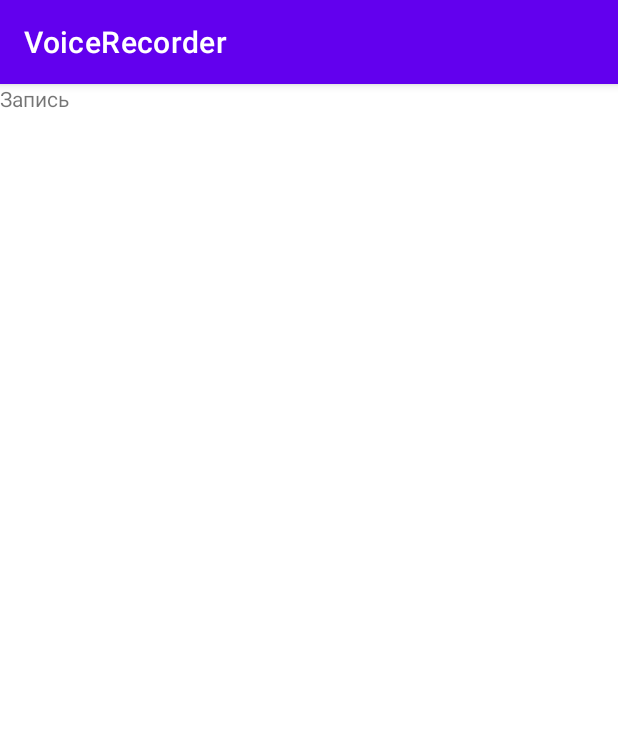
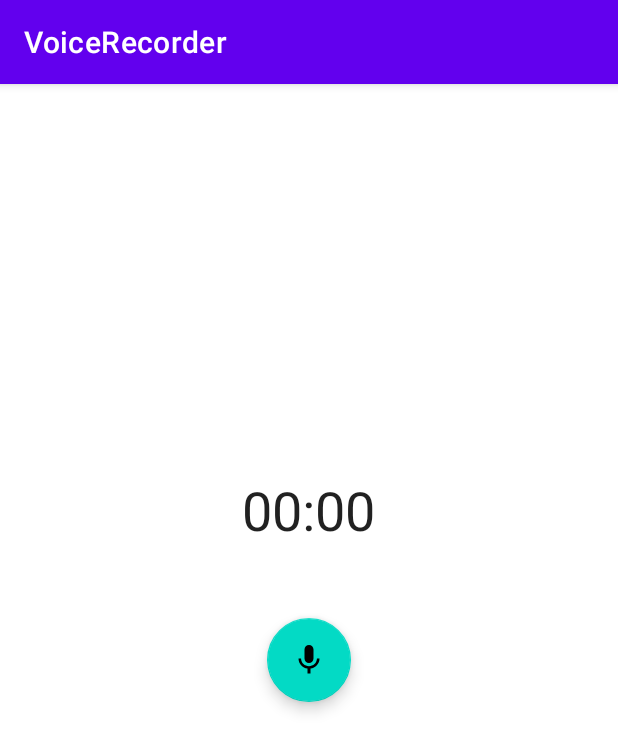
Before and after one commit to vladzavdv16/VoiceRecorder, an Android app: the fragment RecordFragment shown on its own in the app's theme, on a phone screen of 412 x 824 dp. Shown: the top 752 px of the screen. Run offline under Robolectric (Android 15) with nearby library versions, the phone set to English and light mode, and no system bars.

Commit message:
add ui elements to fragment_record.xml

```diff
--- a/app/src/main/AndroidManifest.xml
+++ b/app/src/main/AndroidManifest.xml
@@ -3,7 +3,7 @@
     package="com.light.voicerecorder">
 
     <application
-        android:allowBackup="true"
+        android:allowBackup="false"
         android:icon="@mipmap/ic_launcher"
         android:label="@string/app_name"
         android:roundIcon="@mipmap/ic_launcher_round"
@@ -14,7 +14,6 @@
             android:exported="true">
             <intent-filter>
                 <action android:name="android.intent.action.MAIN" />
-
                 <category android:name="android.intent.category.LAUNCHER" />
             </intent-filter>
         </activity>
--- a/app/src/main/java/com/light/voicerecorder/MainActivity.kt
+++ b/app/src/main/java/com/light/voicerecorder/MainActivity.kt
@@ -25,7 +25,7 @@ class MainActivity : AppCompatActivity() {
     private fun isRunningService(): Boolean {
         val manager = getSystemService(Context.ACTIVITY_SERVICE) as ActivityManager
         for (service in manager.getRunningServices(Int.MAX_VALUE)) {
-            if ("com.light.voicerecorder.service.RecordService" == service.service.className) {
+            if ("com.light.voicerecorder.data.service.RecordService" == service.service.className) {
                 return true
             }
         }
--- a/app/src/main/java/com/light/voicerecorder/database/RecordDatabase.kt
+++ b/app/src/main/java/com/light/voicerecorder/data/database/RecordDatabase.kt
@@ -1,4 +1,4 @@
-package com.light.voicerecorder.database
+package com.light.voicerecorder.data.database
 
 import android.content.Context
 import androidx.room.Database
--- a/app/src/main/java/com/light/voicerecorder/database/RecordDatabaseDao.kt
+++ b/app/src/main/java/com/light/voicerecorder/data/database/RecordDatabaseDao.kt
@@ -1,4 +1,4 @@
-package com.light.voicerecorder.database
+package com.light.voicerecorder.data.database
 
 import androidx.lifecycle.LiveData
 import androidx.room.Dao
--- a/app/src/main/java/com/light/voicerecorder/database/RecordingItem.kt
+++ b/app/src/main/java/com/light/voicerecorder/data/database/RecordingItem.kt
@@ -1,4 +1,4 @@
-package com.light.voicerecorder.database
+package com.light.voicerecorder.data.database
 
 import androidx.room.ColumnInfo
 import androidx.room.Entity
--- a/app/src/main/res/drawable/ic_mic_36dp.xml
+++ b/app/src/main/res/drawable/ic_mic_36dp.xml
@@ -1,5 +1,10 @@
-<vector android:height="36dp" android:tint="?attr/colorControlNormal"
-    android:viewportHeight="24" android:viewportWidth="24"
-    android:width="36dp" xmlns:android="http://schemas.android.com/apk/res/android">
-    <path android:fillColor="@android:color/white" android:pathData="M12,14c1.66,0 2.99,-1.34 2.99,-3L15,5c0,-1.66 -1.34,-3 -3,-3S9,3.34 9,5v6c0,1.66 1.34,3 3,3zM17.3,11c0,3 -2.54,5.1 -5.3,5.1S6.7,14 6.7,11L5,11c0,3.41 2.72,6.23 6,6.72L11,21h2v-3.28c3.28,-0.48 6,-3.3 6,-6.72h-1.7z"/>
+<vector xmlns:android="http://schemas.android.com/apk/res/android"
+    android:width="36dp"
+    android:height="36dp"
+    android:tint="@android:color/white"
+    android:viewportWidth="24"
+    android:viewportHeight="24">
+    <path
+        android:fillColor="@android:color/white"
+        android:pathData="M12,14c1.66,0 2.99,-1.34 2.99,-3L15,5c0,-1.66 -1.34,-3 -3,-3S9,3.34 9,5v6c0,1.66 1.34,3 3,3zM17.3,11c0,3 -2.54,5.1 -5.3,5.1S6.7,14 6.7,11L5,11c0,3.41 2.72,6.23 6,6.72L11,21h2v-3.28c3.28,-0.48 6,-3.3 6,-6.72h-1.7z" />
 </vector>
--- a/app/src/main/res/layout/fragment_record.xml
+++ b/app/src/main/res/layout/fragment_record.xml
@@ -5,10 +5,22 @@
     android:layout_height="match_parent"
     tools:context=".ui.record.RecordFragment">
 
-    <!-- TODO: Update blank fragment layout -->
     <TextView
-        android:layout_width="match_parent"
-        android:layout_height="match_parent"
-        android:text="@string/record" />
+        android:id="@+id/time"
+        android:layout_width="wrap_content"
+        android:layout_height="wrap_content"
+        android:layout_gravity="center"
+        android:layout_marginBottom="100dp"
+        android:text="00:00"
+       android:textAppearance="@style/TextAppearance.AppCompat.Large"
+        android:textSize="36sp" />
+
+
+    <com.google.android.material.floatingactionbutton.FloatingActionButton
+        android:id="@+id/btn_start"
+        android:layout_width="wrap_content"
+        android:layout_height="wrap_content"
+        android:layout_gravity="center"
+        android:src="@drawable/ic_mic_36dp" />
 
 </FrameLayout>
```
Also changed, not shown: app/src/main/java/com/light/voicerecorder/data/service/RecordService.kt (renamed from app/src/main/java/com/light/voicerecorder/service/RecordService.kt, +6 -5 lines), app/src/main/java/com/light/voicerecorder/ui/record/RecordViewModel.kt (+9 -1 lines).
